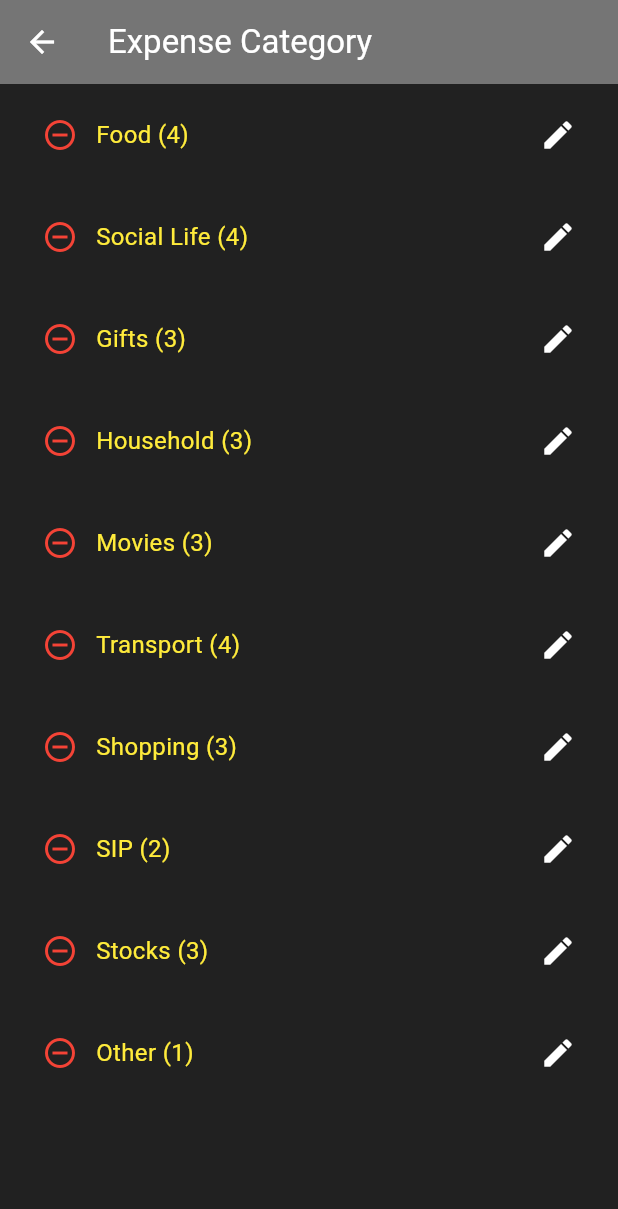
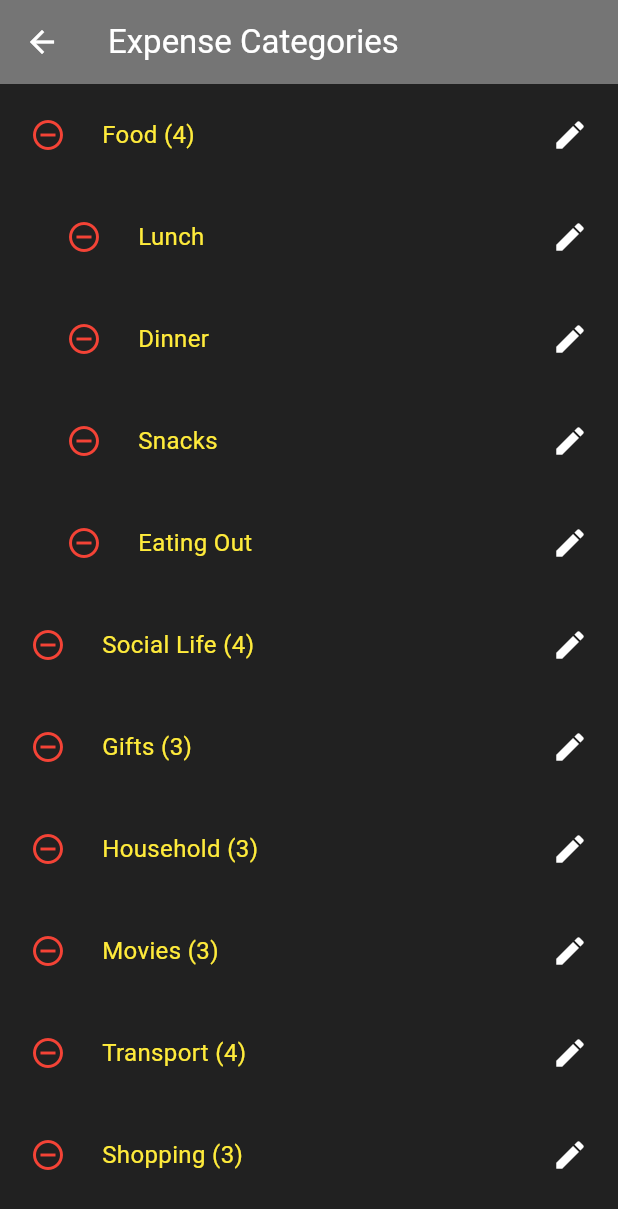
Before and after one commit to lucas150/Note-Go, a Flutter app: the Expensecategory screen opened by its route, after a tap on an icon or button, on a phone screen of 412 x 824 dp. Shown: the top 1209 px of the screen. Run offline on Flutter 3.47's test engine with Material 3 defaults, Android fonts, the light colour scheme and no system bars; our stand-ins replace flutter_riverpod, hive, hive_flutter; accounts and stored records are empty.

Commit message:
ui/ux update

```diff
--- a/lib/pages/SettingPage/ExpenseCategory.dart
+++ b/lib/pages/SettingPage/ExpenseCategory.dart
@@ -11,22 +11,15 @@ class Expensecategory extends StatefulWidget {
 
 class _ExpensecategoryState extends State<Expensecategory> {
   late Future<Box<ExpenseCategory>> _boxFuture;
-  Set<String> confirmDeleteIds = {};
+
+  final Set<String> confirmDeleteCategoryIds = {};
+  final Set<String> confirmDeleteSubIds = {};
+  final Map<String, bool> expandedStates = {};
 
   @override
   void initState() {
     super.initState();
     _boxFuture = Hive.openBox<ExpenseCategory>('expense_categories');
-  }
-
-  void toggleConfirmDelete(String key) {
-    setState(() {
-      if (confirmDeleteIds.contains(key)) {
-        confirmDeleteIds.remove(key);
-      } else {
-        confirmDeleteIds.add(key);
-      }
-    });
   }
 
   @override
@@ -43,14 +36,14 @@ class _ExpensecategoryState extends State<Expensecategory> {
 
         if (snapshot.hasError) {
           return Scaffold(
-            body: Center(child: Text('Error: ${snapshot.error}')),
+            body: Center(child: Text('Error: \${snapshot.error}')),
           );
         }
 
         final box = snapshot.data!;
         return Scaffold(
           appBar: AppBar(
-            title: const Text('Expense Category'),
+            title: const Text('Expense Categories'),
             backgroundColor: Colors.grey[600],
             foregroundColor: Colors.white,
           ),
@@ -71,60 +64,78 @@ class _ExpensecategoryState extends State<Expensecategory> {
                 itemCount: box.length,
                 itemBuilder: (context, index) {
                   final category = box.getAt(index)!;
+                  final name = category.expenseCategoryName;
+                  final isExpanded = expandedStates[name] ?? false;
+                  final isConfirmingDelete =
+                      confirmDeleteCategoryIds.contains(name);
 
-                  return StatefulBuilder(
-                    builder: (context, setTileState) {
-                      bool isExpanded = false;
                   return Column(
-                        crossAxisAlignment: CrossAxisAlignment.start,
                     children: [
                       columnTile(
-                            tileName: category.expenseCategoryName,
-                            subCategoryCount:
-                                category.subExpenseCategory.length,
-                            isConfirmingDelete: confirmDeleteIds
-                                .contains(category.expenseCategoryName),
+                        tileName: name,
+                        subCategoryCount: category.subExpenseCategory.length,
+                        isConfirmingDelete: isConfirmingDelete,
+                        onDeleteTap: () {
+                          setState(() {
+                            if (isConfirmingDelete) {
+                              confirmDeleteCategoryIds.remove(name);
+                            } else {
+                              confirmDeleteCategoryIds.add(name);
+                            }
+                          });
+                        },
+                        onConfirmDelete: () {
+                          box.deleteAt(index);
+                          setState(() {
+                            confirmDeleteCategoryIds.remove(name);
+                            expandedStates.remove(name);
+                          });
+                        },
                         onTap: () {
-                              setTileState(() => isExpanded = !isExpanded);
+                          setState(() {
+                            expandedStates[name] = !isExpanded;
+                          });
                         },
                         onEdit: () {
-                              // Edit logic here
-                            },
-                            onDeleteTap: () {
-                              final name = category.expenseCategoryName;
-                              if (confirmDeleteIds.contains(name)) {
-                                box.deleteAt(index);
-                                confirmDeleteIds.remove(name);
-                              } else {
-                                toggleConfirmDelete(name);
-                              }
+                          // Handle category edit
                         },
                       ),
                       if (isExpanded)
-                            Padding(
-                              padding: const EdgeInsets.only(left: 32.0),
-                              child: Column(
-                                children: category.subExpenseCategory
-                                    .map((sub) => columnTile(
+                        ...category.subExpenseCategory.map((sub) {
+                          final subKey =
+                              '$name::$sub'; // ✅ Correct string interpolation
+                          final isSubConfirmingDelete =
+                              confirmDeleteSubIds.contains(subKey);
+
+                          return Padding(
+                            padding: const EdgeInsets.only(
+                                left: 24.0), // ✅ Subcategory indentation
+                            child: columnTile(
                               tileName: sub,
-                                          isConfirmingDelete: false,
+                              isConfirmingDelete: isSubConfirmingDelete,
+                              onDeleteTap: () {
+                                setState(() {
+                                  if (isSubConfirmingDelete) {
+                                    confirmDeleteSubIds.remove(subKey);
+                                  } else {
+                                    confirmDeleteSubIds.add(subKey);
+                                  }
+                                });
+                              },
+                              onConfirmDelete: () {
+                                setState(() {
+                                  category.subExpenseCategory.remove(sub);
+                                  category.save();
+                                  confirmDeleteSubIds.remove(subKey);
+                                });
+                              },
                               onEdit: () {
-                                            // Edit subcategory
+                                // Handle subcategory edit
                               },
-                                          onDeleteTap: () {
-                                            category.subExpenseCategory
-                                                .remove(sub);
-                                            category.save();
-                                            setState(() {});
-                                          },
-                                          onTap: () {},
-                                        ))
-                                    .toList(),
                             ),
-                            ),
+                          );
+                        }).toList(),
                     ],
-                      );
-                    },
                   );
                 },
               );
@@ -134,33 +145,38 @@ class _ExpensecategoryState extends State<Expensecategory> {
       },
     );
   }
+}
 
 Widget columnTile({
   required String tileName,
   int? subCategoryCount,
   required bool isConfirmingDelete,
   required VoidCallback onDeleteTap,
-    required VoidCallback onEdit,
+  required VoidCallback onConfirmDelete,
+  VoidCallback? onEdit,
   VoidCallback? onTap,
 }) {
   return InkWell(
     onTap: onTap,
     child: Padding(
-        padding: const EdgeInsets.symmetric(horizontal: 16, vertical: 10),
+      padding: const EdgeInsets.symmetric(horizontal: 8, vertical: 10),
       child: Row(
         children: [
           IconButton(
             icon: AnimatedSwitcher(
-                duration: const Duration(milliseconds: 250),
-                child: isConfirmingDelete
-                    ? const Icon(Icons.delete_forever,
-                        key: ValueKey('confirm'), color: Colors.red)
-                    : const Icon(Icons.remove_circle_outline,
-                        key: ValueKey('ask'), color: Colors.red),
+              duration: const Duration(milliseconds: 300),
+              child: Icon(
+                isConfirmingDelete ? Icons.cancel : Icons.remove_circle_outline,
+                key: ValueKey(isConfirmingDelete),
+                color: Colors.red,
+              ),
             ),
             onPressed: onDeleteTap,
           ),
           Expanded(
+            child: AnimatedPadding(
+              duration: const Duration(milliseconds: 300),
+              padding: EdgeInsets.only(left: isConfirmingDelete ? 4 : 12),
               child: Text(
                 subCategoryCount != null
                     ? '$tileName ($subCategoryCount)'
@@ -172,16 +188,25 @@ class _ExpensecategoryState extends State<Expensecategory> {
                 ),
               ),
             ),
-            if (!isConfirmingDelete)
-              IconButton(
+          ),
+          AnimatedSwitcher(
+            duration: const Duration(milliseconds: 300),
+            child: isConfirmingDelete
+                ? IconButton(
+                    key: const ValueKey('confirmDelete'),
+                    icon: const Icon(Icons.delete, color: Colors.white),
+                    onPressed: onConfirmDelete,
+                  )
+                : IconButton(
+                    key: const ValueKey('edit'),
                     icon: const Icon(Icons.edit, color: Colors.white),
                     onPressed: onEdit,
+                  ),
           ),
         ],
       ),
     ),
   );
-  }
 }
 
 Future<void> preloadDefaultExpenseCategories() async {
```
Lines whose indentation alone changed are shown as unchanged.
